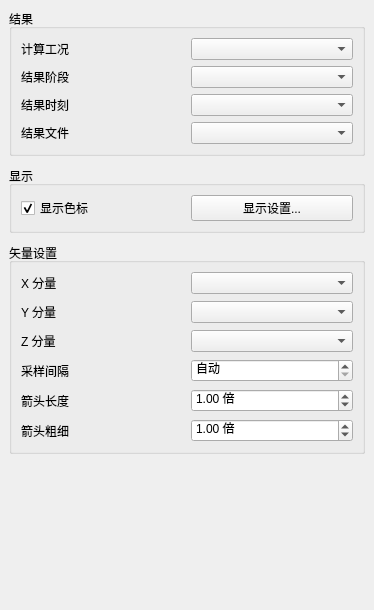
First picture: the form in plugins/Base_PostProcessing/VectorSettingWidget.ui, repository asd977/base_cae, before the edit.
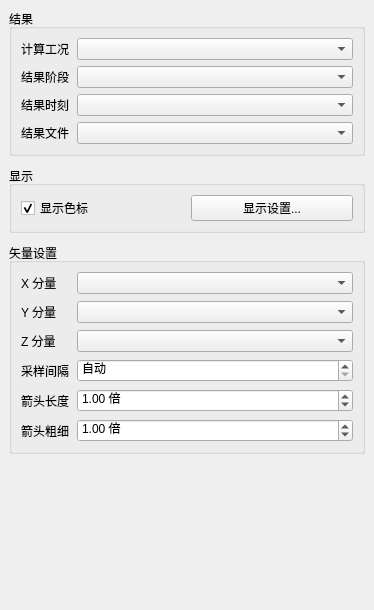
Second picture: the form after the edit.

Patch:
```diff
--- a/plugins/Base_PostProcessing/VectorSettingWidget.ui
+++ b/plugins/Base_PostProcessing/VectorSettingWidget.ui
@@ -43,40 +43,76 @@
       </property>
       <item row="0" column="0">
        <widget class="QLabel" name="analysisLabel">
+ <property name="sizePolicy">
+  <sizepolicy hsizetype="Fixed" vsizetype="Preferred">
+   <horstretch>0</horstretch>
+   <verstretch>0</verstretch>
+  </sizepolicy>
+ </property>
         <property name="text">
          <string>计算工况</string>
         </property>
-       </widget>
+        <property name="wordWrap">
+  <bool>false</bool>
+ </property>
+</widget>
       </item>
       <item row="0" column="1">
        <widget class="QComboBox" name="analysisComboBox" />
       </item>
       <item row="1" column="0">
        <widget class="QLabel" name="resultStageLabel">
+ <property name="sizePolicy">
+  <sizepolicy hsizetype="Fixed" vsizetype="Preferred">
+   <horstretch>0</horstretch>
+   <verstretch>0</verstretch>
+  </sizepolicy>
+ </property>
         <property name="text">
          <string>结果阶段</string>
         </property>
-       </widget>
+        <property name="wordWrap">
+  <bool>false</bool>
+ </property>
+</widget>
       </item>
       <item row="1" column="1">
        <widget class="QComboBox" name="resultDirComboBox" />
       </item>
       <item row="2" column="0">
        <widget class="QLabel" name="resultTimeLabel">
+ <property name="sizePolicy">
+  <sizepolicy hsizetype="Fixed" vsizetype="Preferred">
+   <horstretch>0</horstretch>
+   <verstretch>0</verstretch>
+  </sizepolicy>
+ </property>
         <property name="text">
          <string>结果时刻</string>
         </property>
-       </widget>
+        <property name="wordWrap">
+  <bool>false</bool>
+ </property>
+</widget>
       </item>
       <item row="2" column="1">
        <widget class="QComboBox" name="resultTimeComboBox" />
       </item>
       <item row="3" column="0">
        <widget class="QLabel" name="resultFileLabel">
+ <property name="sizePolicy">
+  <sizepolicy hsizetype="Fixed" vsizetype="Preferred">
+   <horstretch>0</horstretch>
+   <verstretch>0</verstretch>
+  </sizepolicy>
+ </property>
         <property name="text">
          <string>结果文件</string>
         </property>
-       </widget>
+        <property name="wordWrap">
+  <bool>false</bool>
+ </property>
+</widget>
       </item>
       <item row="3" column="1">
        <widget class="QComboBox" name="stepComboBox" />
@@ -130,40 +166,76 @@
       </property>
       <item row="0" column="0">
        <widget class="QLabel" name="xLabel">
+ <property name="sizePolicy">
+  <sizepolicy hsizetype="Fixed" vsizetype="Preferred">
+   <horstretch>0</horstretch>
+   <verstretch>0</verstretch>
+  </sizepolicy>
+ </property>
         <property name="text">
          <string>X 分量</string>
         </property>
-       </widget>
+        <property name="wordWrap">
+  <bool>false</bool>
+ </property>
+</widget>
       </item>
       <item row="0" column="1">
        <widget class="QComboBox" name="xComboBox" />
       </item>
       <item row="1" column="0">
        <widget class="QLabel" name="yLabel">
+ <property name="sizePolicy">
+  <sizepolicy hsizetype="Fixed" vsizetype="Preferred">
+   <horstretch>0</horstretch>
+   <verstretch>0</verstretch>
+  </sizepolicy>
+ </property>
         <property name="text">
          <string>Y 分量</string>
         </property>
-       </widget>
+        <property name="wordWrap">
+  <bool>false</bool>
+ </property>
+</widget>
       </item>
       <item row="1" column="1">
        <widget class="QComboBox" name="yComboBox" />
       </item>
       <item row="2" column="0">
        <widget class="QLabel" name="zLabel">
+ <property name="sizePolicy">
+  <sizepolicy hsizetype="Fixed" vsizetype="Preferred">
+   <horstretch>0</horstretch>
+   <verstretch>0</verstretch>
+  </sizepolicy>
+ </property>
         <property name="text">
          <string>Z 分量</string>
         </property>
-       </widget>
+        <property name="wordWrap">
+  <bool>false</bool>
+ </property>
+</widget>
       </item>
       <item row="2" column="1">
        <widget class="QComboBox" name="zComboBox" />
       </item>
       <item row="3" column="0">
        <widget class="QLabel" name="samplingLabel">
+ <property name="sizePolicy">
+  <sizepolicy hsizetype="Fixed" vsizetype="Preferred">
+   <horstretch>0</horstretch>
+   <verstretch>0</verstretch>
+  </sizepolicy>
+ </property>
         <property name="text">
          <string>采样间隔</string>
         </property>
-       </widget>
+        <property name="wordWrap">
+  <bool>false</bool>
+ </property>
+</widget>
       </item>
       <item row="3" column="1">
        <widget class="QSpinBox" name="maskSizeSpinBox">
@@ -189,10 +261,19 @@
       </item>
       <item row="4" column="0">
        <widget class="QLabel" name="scaleLabel">
+ <property name="sizePolicy">
+  <sizepolicy hsizetype="Fixed" vsizetype="Preferred">
+   <horstretch>0</horstretch>
+   <verstretch>0</verstretch>
+  </sizepolicy>
+ </property>
         <property name="text">
          <string>箭头长度</string>
         </property>
-       </widget>
+        <property name="wordWrap">
+  <bool>false</bool>
+ </property>
+</widget>
       </item>
       <item row="4" column="1">
        <widget class="QDoubleSpinBox" name="scaleSpinBox">
@@ -221,10 +302,19 @@
       </item>
       <item row="5" column="0">
        <widget class="QLabel" name="thicknessLabel">
+ <property name="sizePolicy">
+  <sizepolicy hsizetype="Fixed" vsizetype="Preferred">
+   <horstretch>0</horstretch>
+   <verstretch>0</verstretch>
+  </sizepolicy>
+ </property>
         <property name="text">
          <string>箭头粗细</string>
         </property>
-       </widget>
+        <property name="wordWrap">
+  <bool>false</bool>
+ </property>
+</widget>
       </item>
       <item row="5" column="1">
        <widget class="QDoubleSpinBox" name="thicknessSpinBox">
```
